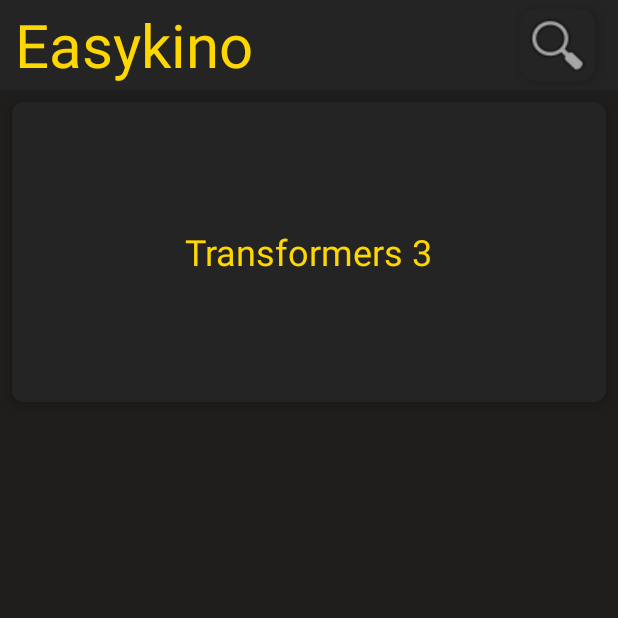
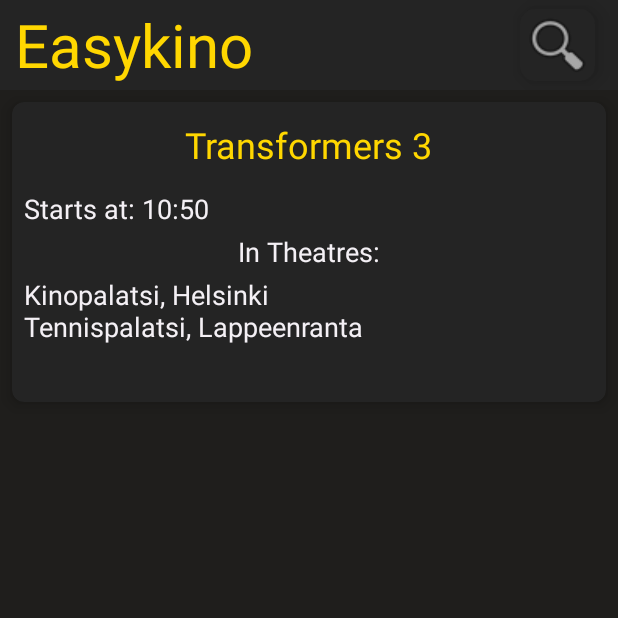
Before and after one commit to jani-heinikoski/java, an Android app: the screen it shows after launch (MainActivity), on a phone screen of 412 x 824 dp, the top half of it. Run offline under Robolectric (Android 15) with nearby library versions, the phone set to English and light mode, and no system bars; our stand-ins replace data binding.

Commit message:
Preliminary style for shows

```diff
--- a/week9/app/src/main/java/com/jhprog/easykino/ShowAdapter.java
+++ b/week9/app/src/main/java/com/jhprog/easykino/ShowAdapter.java
@@ -20,7 +20,7 @@
 
         public CardViewHolder(@NonNull View itemView) {
             super(itemView);
-            textView = (TextView) itemView.findViewById(R.id.test_text_view);
+            textView = (TextView) itemView.findViewById(R.id.show_item_title);
         }
     }
 
--- a/week9/app/src/main/res/layout/show_recycler_item.xml
+++ b/week9/app/src/main/res/layout/show_recycler_item.xml
@@ -1,7 +1,8 @@
 <?xml version="1.0" encoding="utf-8"?>
 <androidx.cardview.widget.CardView xmlns:android="http://schemas.android.com/apk/res/android"
     android:layout_width="match_parent"
-    android:layout_height="200dp"
+    android:layout_height="wrap_content"
+    android:minHeight="200dp"
     xmlns:app="http://schemas.android.com/apk/res-auto"
     app:cardCornerRadius="8dp"
     android:layout_margin="8dp"
@@ -15,15 +16,57 @@
         android:layout_margin="4dp">
 
         <TextView
-            android:id="@+id/test_text_view"
+            android:id="@+id/show_item_title"
             android:layout_width="wrap_content"
             android:layout_height="wrap_content"
             android:textColor="@color/colorTextPrimary"
             android:textSize="24sp"
-            android:text="@string/header"
-            android:layout_centerInParent="true">
+            android:text="@string/show_item_title_text"
+            android:layout_centerHorizontal="true"
+            android:layout_alignParentTop="true"
+            android:layout_marginTop="8dp"
+            android:paddingHorizontal="4dp">
+        </TextView>
 
+        <TextView
+            android:id="@+id/show_item_start_time"
+            android:layout_width="wrap_content"
+            android:layout_height="wrap_content"
+            android:textColor="@color/colorTextSecondary"
+            android:textSize="18sp"
+            android:text="@string/show_item_time_text"
+            android:layout_alignParentStart="true"
+            android:layout_below="@+id/show_item_title"
+            android:layout_marginTop="14dp"
+            android:paddingHorizontal="4dp">
         </TextView>
+
+        <TextView
+            android:id="@+id/show_item_theatres_title"
+            android:layout_width="wrap_content"
+            android:layout_height="wrap_content"
+            android:textColor="@color/colorTextSecondary"
+            android:textSize="18sp"
+            android:text="@string/show_item_theatres_title_text"
+            android:layout_centerHorizontal="true"
+            android:layout_below="@+id/show_item_start_time"
+            android:layout_marginTop="4dp"
+            android:paddingHorizontal="4dp">
+        </TextView>
+
+        <TextView
+            android:id="@+id/show_item_theatres"
+            android:layout_width="wrap_content"
+            android:layout_height="wrap_content"
+            android:textColor="@color/colorTextSecondary"
+            android:textSize="18sp"
+            android:text="@string/show_item_theatres_text"
+            android:layout_alignParentStart="true"
+            android:layout_below="@+id/show_item_theatres_title"
+            android:paddingHorizontal="4dp"
+            android:layout_marginTop="4dp">
+        </TextView>
+
 
     </RelativeLayout>
 
--- a/week9/app/src/main/res/values/strings.xml
+++ b/week9/app/src/main/res/values/strings.xml
@@ -8,4 +8,8 @@
     <string name="date_header">Pick a date</string>
     <string name="start_time_header">Pick starting time</string>
     <string name="end_time_header">Pick ending time</string>
+    <string name="show_item_title_text">Movie Title</string>
+    <string name="show_item_theatres_title_text">In Theatres:</string>
+    <string name="show_item_theatres_text">Kinopalatsi, Helsinki\nTennispalatsi, Lappeenranta</string>
+    <string name="show_item_time_text">Starts at: 10:50</string>
 </resources>
```
